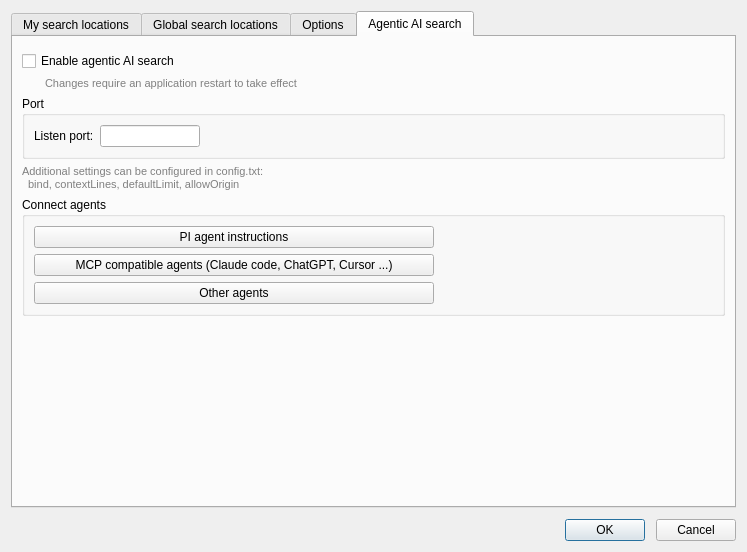
The window that dialogs/SettingsDialog.ui (otengler/CodeBeagle) describes before a commit, drawn with Qt 5.
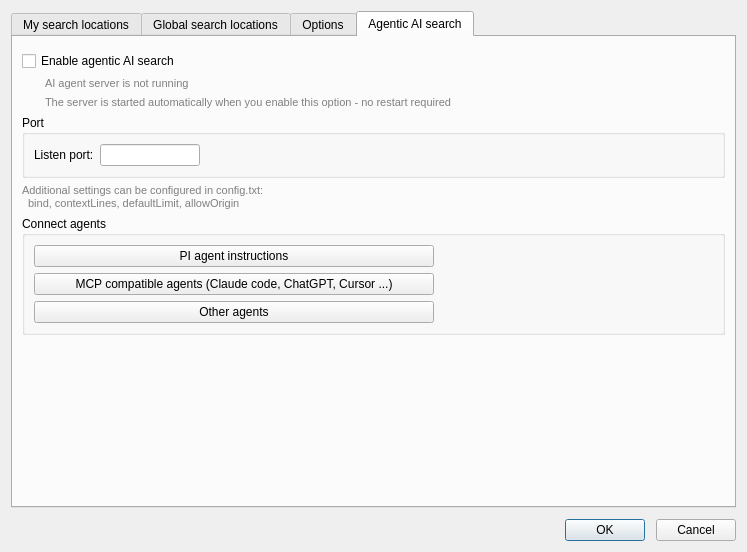
The same window after the commit. The open tabs and pages were chosen to show the change. Custom widgets are drawn as their Qt base class.

Commit message: Enable API service immediately

Diff of the .ui file:
```diff
--- a/dialogs/SettingsDialog.ui
+++ b/dialogs/SettingsDialog.ui
@@ -471,13 +471,23 @@
          </property>
         </widget>
        </item>
+       <item>
+        <widget class="QLabel" name="labelAgentStatus">
+         <property name="styleSheet">
+          <string notr="true">color: gray; font-size: 11px; padding-left: 20px;</string>
+         </property>
+         <property name="text">
+          <string>AI agent server is not running</string>
+         </property>
+        </widget>
+       </item>
        <item>
         <widget class="QLabel" name="labelAgentRestartHint">
          <property name="styleSheet">
           <string notr="true">color: gray; font-size: 11px; padding-left: 20px;</string>
          </property>
          <property name="text">
-          <string>Changes require an application restart to take effect</string>
+          <string>The server is started automatically when you enable this option - no restart required</string>
          </property>
         </widget>
        </item>
```
Left out of the diff: 2 changed lines with no effect on the pictures. The commit also changes 6 other files.
